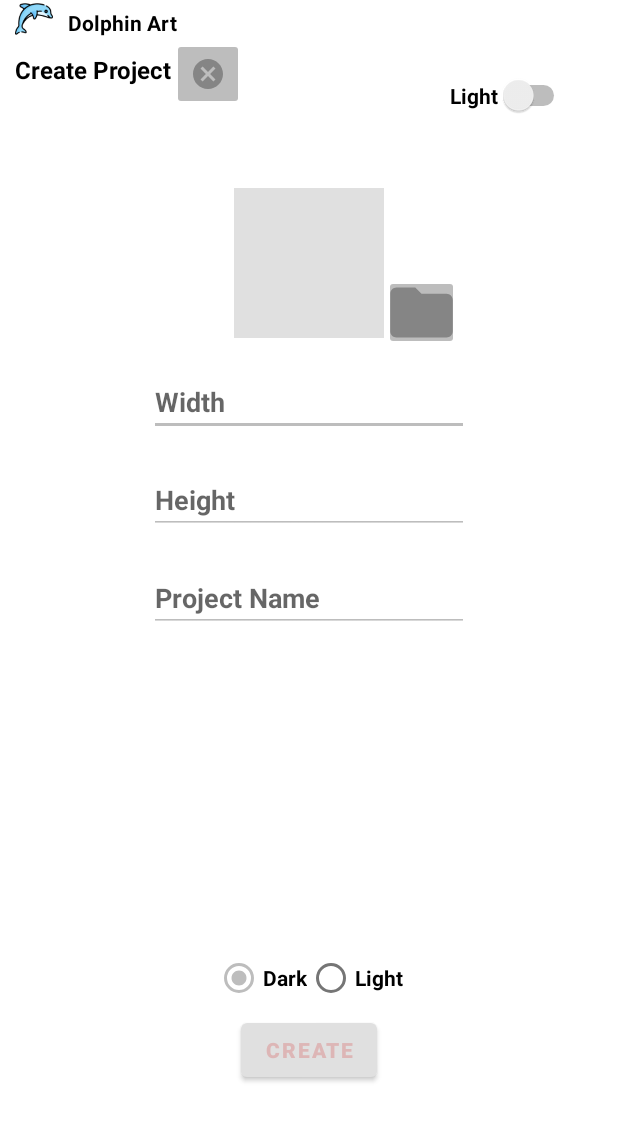
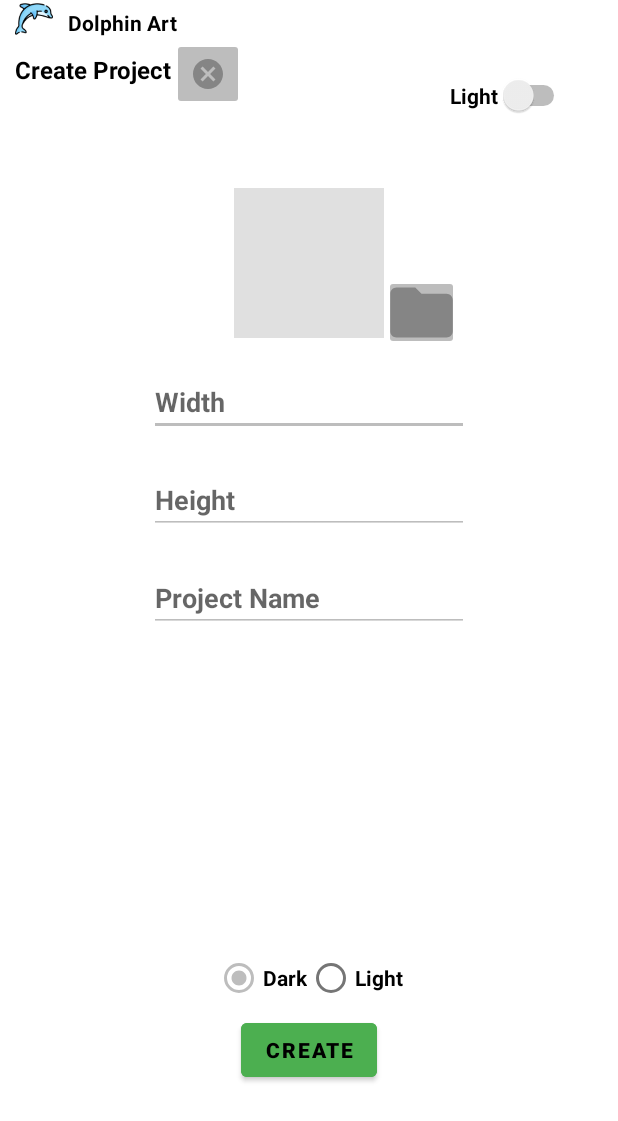
Before and after one commit to SCCapstone/TeamDolphin, an Android app: the FileCreation screen opened directly, with no data from a screen before it, on a phone screen of 412 x 824 dp. Shown: the top 1121 px of the screen. Run offline under Robolectric (Android 15) with nearby library versions, the phone set to English and light mode, and no system bars.

Commit message:
light/dark theme implemented

```diff
--- a/app/src/main/res/layout/activity_file_creation.xml
+++ b/app/src/main/res/layout/activity_file_creation.xml
@@ -111,6 +111,8 @@
         android:layout_centerHorizontal="true"
         android:layout_marginBottom="100dp"
         android:text="Create"
+        android:textColor="@color/black"
+        android:backgroundTint="@color/color_green"
         app:layout_constraintBottom_toBottomOf="parent"
         app:layout_constraintEnd_toEndOf="parent"
         app:layout_constraintStart_toStartOf="parent" />
```
